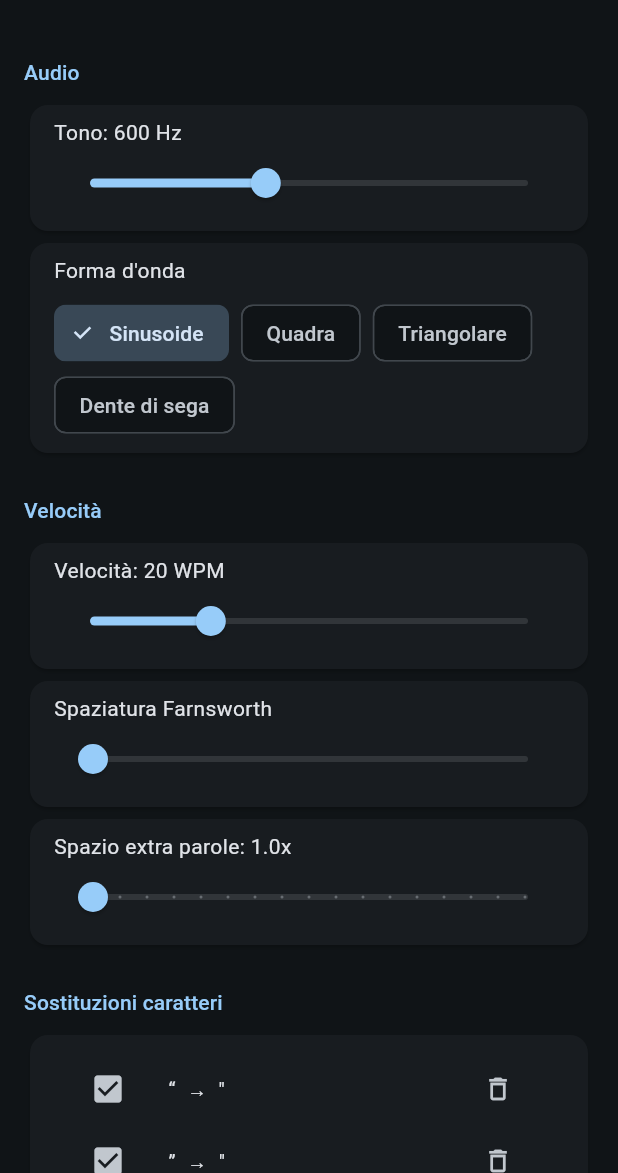
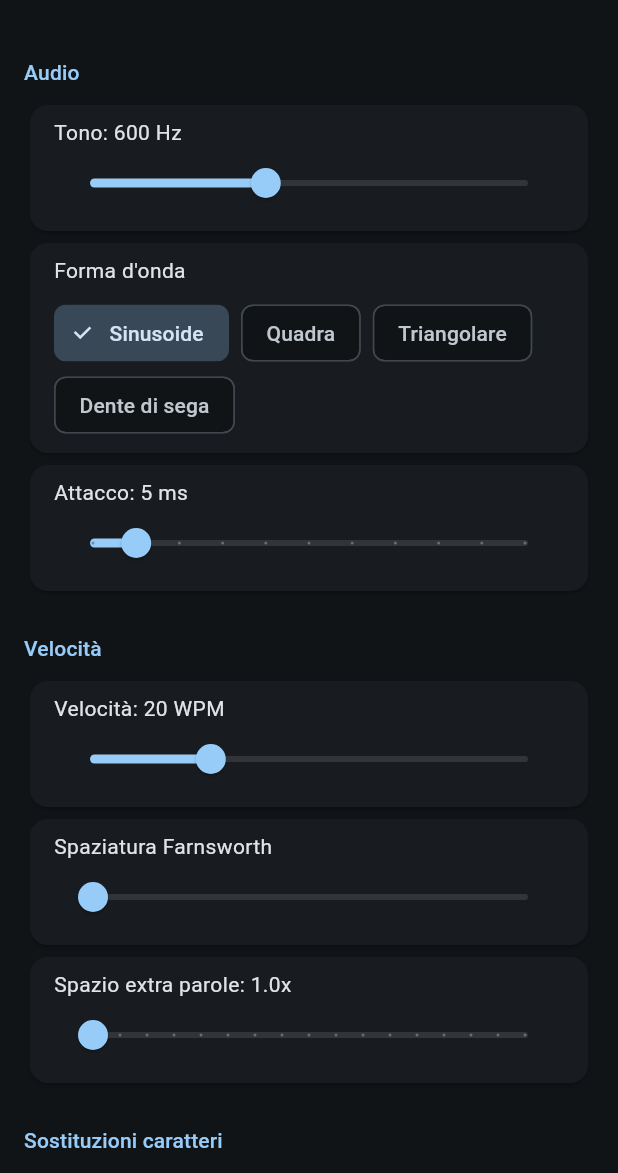
Before and after one commit to Panko74/CWReader, a Flutter app: the screen it shows after launch, after a tap on the "settings" icon, on a phone screen of 412 x 824 dp, the part 63-1236 px from its top. Run offline on Flutter 3.47's test engine with Material 3 defaults, Android fonts, the phone set to English and light mode, and no system bars; our stand-ins replace audioplayers, file_picker, flutter_riverpod, permission_handler, shared_preferences.

Commit message:
v1.2.0 - envelope attacco/rilascio, barra progresso scrubbabile, rimozione cronologia, menu sostituzioni ingrandito, fix seek 1 parola, icona ufficiale

```diff
--- a/lib/models/player_state.dart
+++ b/lib/models/player_state.dart
@@ -62,6 +62,7 @@ class AppSettings {
   final Waveform waveform;
   final List<Substitution> substitutions;
   final double volume;
+  final int envelopeMs;
 
   const AppSettings({
     this.wpm = 20,
@@ -71,6 +72,7 @@ class AppSettings {
     this.waveform = Waveform.sine,
     this.substitutions = defaultSubstitutions,
     this.volume = 1.0,
+    this.envelopeMs = 5,
   });
 
   static const defaultSubstitutions = [
@@ -93,6 +95,7 @@ class AppSettings {
     Waveform? waveform,
     List<Substitution>? substitutions,
     double? volume,
+    int? envelopeMs,
   }) {
     return AppSettings(
       wpm: wpm ?? this.wpm,
@@ -102,6 +105,7 @@ class AppSettings {
       waveform: waveform ?? this.waveform,
       substitutions: substitutions ?? this.substitutions,
       volume: volume ?? this.volume,
+      envelopeMs: envelopeMs ?? this.envelopeMs,
     );
   }
 
@@ -113,6 +117,7 @@ class AppSettings {
         'waveform': waveform.index,
         'substitutions': substitutions.map((s) => s.toJson()).toList(),
         'volume': volume,
+        'envelopeMs': envelopeMs,
       };
 
   factory AppSettings.fromJson(Map<String, dynamic> json) => AppSettings(
@@ -127,5 +132,6 @@ class AppSettings {
                 .toList() ??
             AppSettings.defaultSubstitutions,
         volume: (json['volume'] as num?)?.toDouble() ?? 1.0,
+        envelopeMs: json['envelopeMs'] as int? ?? 5,
       );
 }
--- a/lib/screens/home_screen.dart
+++ b/lib/screens/home_screen.dart
@@ -36,10 +36,10 @@ class HomeScreen extends ConsumerWidget {
               child: Column(
                 mainAxisAlignment: MainAxisAlignment.center,
                 children: [
-                  Icon(
-                    Icons.book_rounded,
-                    size: 80,
-                    color: Theme.of(context).colorScheme.primary,
+                  Image.asset(
+                    'ICONA.png',
+                    width: 96,
+                    height: 96,
                   ),
                   const SizedBox(height: 24),
                   Text(
@@ -102,7 +102,10 @@ class HomeScreen extends ConsumerWidget {
                                   : 'Nuovo',
                               style: Theme.of(context).textTheme.bodySmall,
                             ),
-                          trailing: FilledButton.tonalIcon(
+                            trailing: Row(
+                              mainAxisSize: MainAxisSize.min,
+                              children: [
+                                FilledButton.tonalIcon(
                                   icon: const Icon(Icons.play_arrow, size: 18),
                                   label: Text(lastPos > 0 ? 'Continua' : 'Apri'),
                                   onPressed: () {
@@ -116,6 +119,17 @@ class HomeScreen extends ConsumerWidget {
                                           builder: (_) => const PlayerScreen()),
                                     );
                                   },
+                                ),
+                                const SizedBox(width: 8),
+                                IconButton(
+                                  icon: const Icon(Icons.delete_outline, size: 20),
+                                  tooltip: 'Rimuovi',
+                                    onPressed: () async {
+                                      await removeRecentFile(path);
+                                      ref.invalidate(recentFilesProvider);
+                                    },
+                                ),
+                              ],
                             ),
                           ),
                         );
--- a/lib/screens/settings_screen.dart
+++ b/lib/screens/settings_screen.dart
@@ -19,6 +19,7 @@ class SettingsScreen extends ConsumerWidget {
           _SectionHeader(title: 'Audio'),
           _FrequencySlider(settings: settings, ref: ref),
           _WaveformSelector(settings: settings, ref: ref),
+          _EnvelopeSlider(settings: settings, ref: ref),
           const SizedBox(height: 16),
           _SectionHeader(title: 'Velocità'),
           _WpmSlider(settings: settings, ref: ref),
@@ -255,6 +256,42 @@ class _WaveformSelector extends StatelessWidget {
   }
 }
 
+class _EnvelopeSlider extends StatelessWidget {
+  final AppSettings settings;
+  final WidgetRef ref;
+  const _EnvelopeSlider({required this.settings, required this.ref});
+
+  @override
+  Widget build(BuildContext context) {
+    final ms = settings.envelopeMs;
+    return Card(
+      child: Padding(
+        padding: const EdgeInsets.symmetric(horizontal: 16, vertical: 8),
+        child: Column(
+          crossAxisAlignment: CrossAxisAlignment.start,
+          children: [
+            Text(
+              ms > 0 ? 'Attacco: $ms ms' : 'Attacco: spento',
+            ),
+            Slider(
+              value: ms.toDouble(),
+              min: 0,
+              max: 50,
+              divisions: 10,
+              label: ms > 0 ? '$ms ms' : 'Off',
+              onChanged: (v) => ref
+                  .read(appSettingsProvider.notifier)
+                  .updateEnvelope(v.round()),
+              onChangeEnd: (_) =>
+                  ref.read(playerProvider.notifier).requestRegen(),
+            ),
+          ],
+        ),
+      ),
+    );
+  }
+}
+
 class _SubstitutionList extends ConsumerWidget {
   final AppSettings settings;
   final WidgetRef ref;
@@ -277,8 +314,9 @@ class _SubstitutionList extends ConsumerWidget {
               ),
             const SizedBox(height: 8),
             TextButton.icon(
-              icon: const Icon(Icons.add),
-              label: const Text('Aggiungi sostituzione'),
+              icon: const Icon(Icons.add, size: 22),
+              label: const Text('Aggiungi sostituzione',
+                  style: TextStyle(fontSize: 16)),
               onPressed: () => _addSubstitution(context, ref),
             ),
           ],
@@ -354,7 +392,7 @@ class _AboutSection extends StatelessWidget {
               ],
             ),
             const SizedBox(height: 8),
-            Text('v1.1.1',
+            Text('v1.2.0',
                 style: theme.textTheme.bodySmall),
             const SizedBox(height: 4),
             Text('Sviluppato da IW5DUA',
@@ -379,17 +417,20 @@ class _SubstitutionTile extends StatelessWidget {
   @override
   Widget build(BuildContext context) {
     return ListTile(
-      dense: true,
+      dense: false,
+      contentPadding: const EdgeInsets.symmetric(horizontal: 8, vertical: 4),
       leading: IconButton(
         icon: Icon(
           sub.enabled ? Icons.check_box : Icons.check_box_outline_blank,
+          size: 28,
         ),
         onPressed: () =>
             ref.read(appSettingsProvider.notifier).toggleSubstitution(index),
       ),
-      title: Text('${sub.from}  →  ${sub.to}'),
+      title: Text('${sub.from}  →  ${sub.to}',
+          style: const TextStyle(fontSize: 18)),
       trailing: IconButton(
-        icon: const Icon(Icons.delete_outline, size: 20),
+        icon: const Icon(Icons.delete_outline, size: 24),
         onPressed: () =>
             ref.read(appSettingsProvider.notifier).removeSubstitution(index),
       ),
--- a/pubspec.yaml
+++ b/pubspec.yaml
@@ -16,7 +16,7 @@ publish_to: 'none' # Remove this line if you wish to publish to pub.dev
 # https://developer.apple.com/library/archive/documentation/General/Reference/InfoPlistKeyReference/Articles/CoreFoundationKeys.html
 # In Windows, build-name is used as the major, minor, and patch parts
 # of the product and file versions while build-number is used as the build suffix.
-version: 1.1.1+1
+version: 1.2.0+1
 
 environment:
   sdk: ^3.12.0
@@ -65,6 +65,7 @@ flutter:
 
   assets:
     - assets/screenshots/
+    - ICONA.png
 
   # An image asset can refer to one or more resolution-specific "variants", see
   # https://flutter.dev/to/resolution-aware-images
```
Also changed, not shown: lib/providers/app_providers.dart (+27 -1 lines), lib/screens/player_screen.dart (+24 -5 lines), lib/services/audio_generator.dart (+16 -2 lines), 1 other file. Lines whose indentation alone changed are shown as unchanged.
